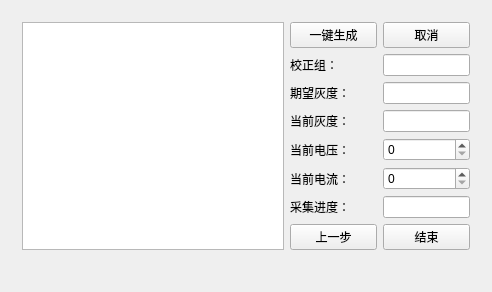
Old version of the form RayimDR/UI/CreateCorrectTemplateDlg.ui in the repository wangyunfu1996/RayimDR.
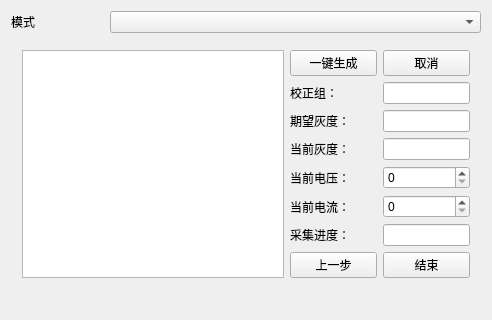
New version of the form. The open tabs and pages were chosen to show the change. Custom widgets are drawn as their Qt base class.

Commit message: 切换模式时，先判断矫正文件是否可用，如果可用，则开启校正；

The edit to the form file:
```diff
--- a/RayimDR/UI/CreateCorrectTemplateDlg.ui
+++ b/RayimDR/UI/CreateCorrectTemplateDlg.ui
@@ -7,28 +7,21 @@
     <x>0</x>
     <y>0</y>
     <width>492</width>
-    <height>272</height>
+    <height>300</height>
    </rect>
   </property>
   <property name="windowTitle">
    <string>CreateCorrectTemplateDlg</string>
   </property>
   <layout class="QGridLayout" name="gridLayout" columnstretch="1,4">
-   <item row="1" column="1">
-    <widget class="ElaText" name="label_Tips">
-     <property name="text">
-      <string/>
-     </property>
-    </widget>
-   </item>
-   <item row="1" column="0">
+   <item row="2" column="0">
     <widget class="ElaText" name="label_Stage">
      <property name="text">
       <string/>
      </property>
     </widget>
    </item>
-   <item row="0" column="0" colspan="2">
+   <item row="1" column="0" colspan="2">
     <widget class="QStackedWidget" name="stackedWidget">
      <property name="currentIndex">
       <number>1</number>
@@ -320,6 +313,23 @@
      </widget>
     </widget>
    </item>
+   <item row="2" column="1">
+    <widget class="ElaText" name="label_Tips">
+     <property name="text">
+      <string/>
+     </property>
+    </widget>
+   </item>
+   <item row="0" column="1">
+    <widget class="ElaComboBox" name="comboBox_mode"/>
+   </item>
+   <item row="0" column="0">
+    <widget class="ElaText" name="label_mode">
+     <property name="text">
+      <string>模式</string>
+     </property>
+    </widget>
+   </item>
   </layout>
  </widget>
  <layoutdefault spacing="6" margin="11"/>
@@ -344,6 +354,11 @@
    <extends>QLineEdit</extends>
    <header>ElaLineEdit.h</header>
   </customwidget>
+  <customwidget>
+   <class>ElaComboBox</class>
+   <extends>QComboBox</extends>
+   <header>ElaComboBox.h</header>
+  </customwidget>
  </customwidgets>
  <resources/>
  <connections/>
```
Left out of the diff: 2 changed lines with no effect on the pictures. The commit also changes 12 other files.
